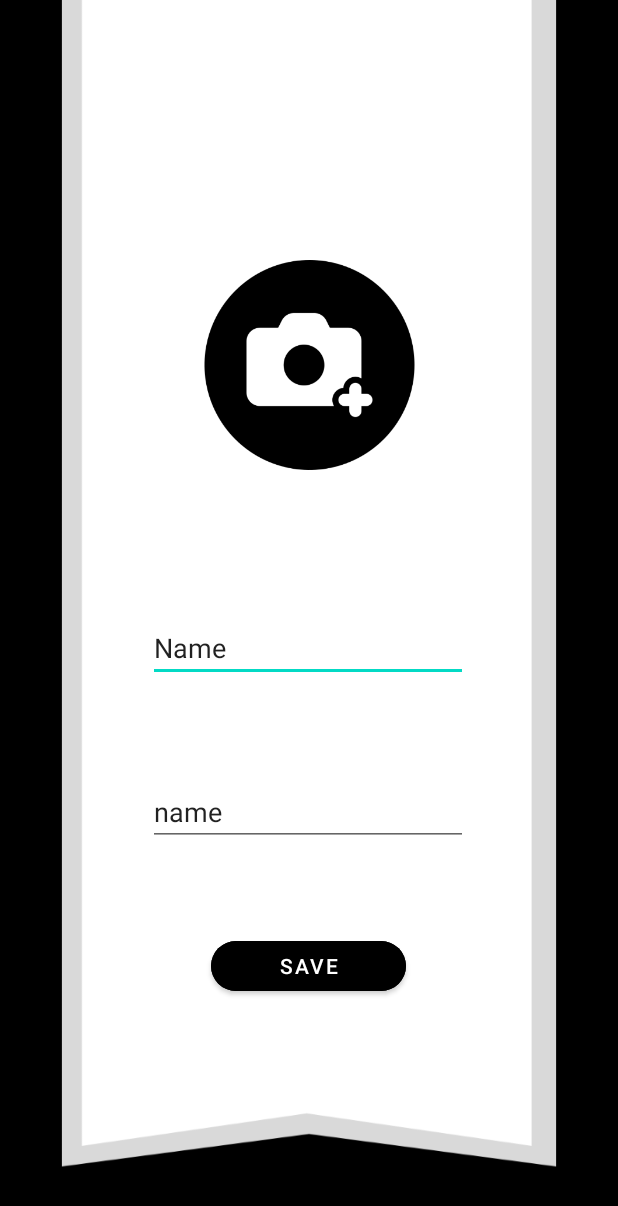
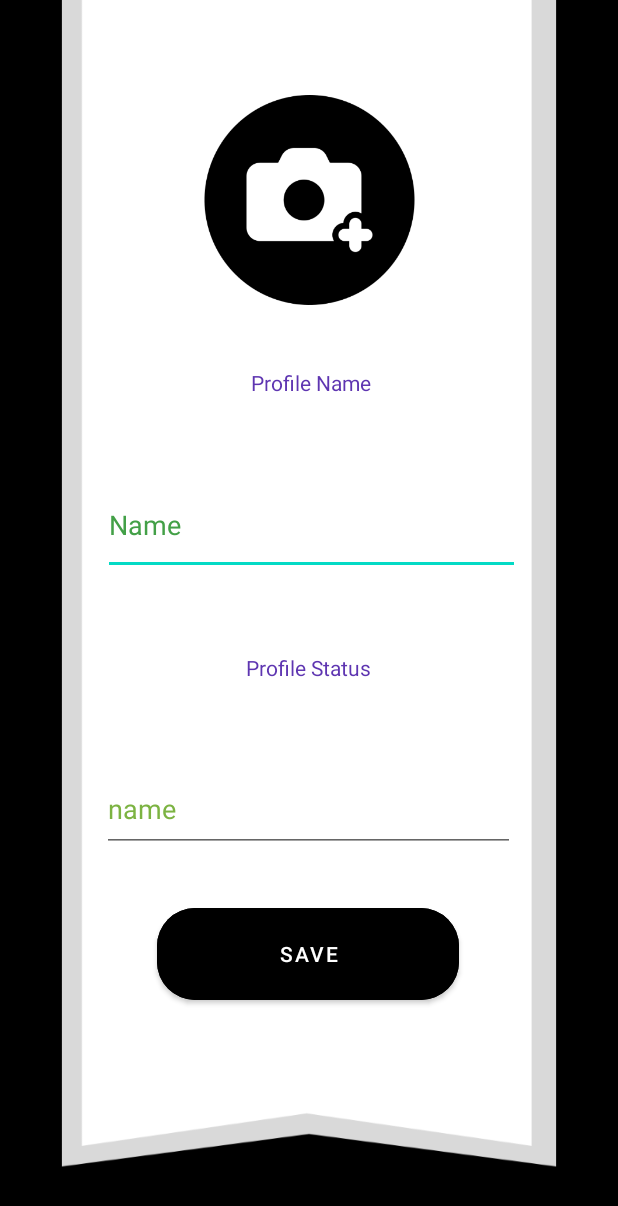
Before and after one commit to pvsp2003/Android-Chat-App-along-with-AI-chat, an Android app: the layout activity_setting.xml on its own in the app's theme, with its tools: preview values and no code run, on a phone screen of 412 x 824 dp. Shown: the top 1206 px of the screen. Run offline under Robolectric (Android 15) with nearby library versions, the phone set to English and light mode, and no system bars.

Commit message:
last commit final by Zaid

```diff
--- a/app/src/main/java/com/example/chatapp/MainActivity.java
+++ b/app/src/main/java/com/example/chatapp/MainActivity.java
@@ -43,6 +43,7 @@ import java.util.HashSet;
 import java.util.HashMap;
 
 import java.util.Date;
+import java.util.Objects;
 
 public class MainActivity extends AppCompatActivity{
 
@@ -155,7 +156,7 @@ public class MainActivity extends AppCompatActivity{
         DatabaseReference chatsReference = database.getReference().child("chats");
         long oneHourAgo = System.currentTimeMillis() - (60 * 60 * 1000); // One hour ago in milliseconds
 
-        usersReference.addListenerForSingleValueEvent(new ValueEventListener() {
+        usersReference.addValueEventListener(new ValueEventListener() {
             @Override
             public void onDataChange(@NonNull DataSnapshot dataSnapshot) {
                 HashMap<String, String> userIdToNameMap = new HashMap<>();
@@ -187,7 +188,8 @@ public class MainActivity extends AppCompatActivity{
         Intent intent = new Intent(getApplicationContext(), NotificationActivity.class);
         intent.addFlags(Intent.FLAG_ACTIVITY_CLEAR_TOP);
         intent.putExtra("data", messageContent);
-        PendingIntent pendingIntent = PendingIntent.getActivity(getApplicationContext(), 0, intent, PendingIntent.FLAG_MUTABLE);
+        PendingIntent pendingIntent = PendingIntent.getActivity(getApplicationContext(), 0, intent, PendingIntent.FLAG_UPDATE_CURRENT | PendingIntent.FLAG_MUTABLE);
+
         builder.setContentIntent(pendingIntent);
 
         NotificationManager notificationManager = (NotificationManager) getSystemService(Context.NOTIFICATION_SERVICE);
@@ -200,11 +202,13 @@ public class MainActivity extends AppCompatActivity{
                 notificationChannel.enableVibration(true);
                 notificationManager.createNotificationChannel(notificationChannel);
             }
-            notificationManager.notify(0, builder.build());
+            int notificationId = (int) System.currentTimeMillis(); // Unique ID for each notification
+            notificationManager.notify(notificationId, builder.build());
+
         }
     }
     private void checkForRecentMessages(DatabaseReference chatsReference, HashMap<String, String> userIdToNameMap, long oneHourAgo) {
-        chatsReference.addListenerForSingleValueEvent(new ValueEventListener() {
+        chatsReference.addValueEventListener(new ValueEventListener() {
             @Override
             public void onDataChange(@NonNull DataSnapshot dataSnapshot) {
                 HashSet<String> recentSenders = new HashSet<>();
@@ -213,7 +217,7 @@ public class MainActivity extends AppCompatActivity{
                     DataSnapshot messagesSnapshot = chatSnapshot.child("messages");
                     for (DataSnapshot messageSnapshot : messagesSnapshot.getChildren()) {
                         msgModelclass message = messageSnapshot.getValue(msgModelclass.class);
-                        if (message != null && message.getTimeStamp() >= oneHourAgo) {
+                        if (message != null && message.getTimeStamp() >= oneHourAgo && !Objects.equals(message.getSenderid(), Objects.requireNonNull(FirebaseAuth.getInstance().getCurrentUser()).getUid())) {
                             String senderName = userIdToNameMap.getOrDefault(message.getSenderid(), "Unknown User");
                             recentSenders.add(senderName);
                         }
--- a/app/src/main/res/layout/activity_notification.xml
+++ b/app/src/main/res/layout/activity_notification.xml
@@ -11,8 +11,8 @@
 
     <TextView
         android:id="@+id/textviewdata"
-        android:layout_width="232dp"
-        android:layout_height="131dp"
+        android:layout_width="411dp"
+        android:layout_height="347dp"
         android:gravity="center"
         android:text="some data
 "></TextView>
--- a/app/src/main/res/layout/activity_setting.xml
+++ b/app/src/main/res/layout/activity_setting.xml
@@ -15,31 +15,35 @@
         app:layout_constraintEnd_toEndOf="parent"
         app:layout_constraintStart_toStartOf="parent"
         app:layout_constraintTop_toTopOf="parent"
-        app:layout_constraintVertical_bias="0.649"
+        app:layout_constraintVertical_bias="0.348"
         app:srcCompat="@drawable/photocamera" />
 
     <EditText
         android:id="@+id/settingname"
-        android:layout_width="wrap_content"
-        android:layout_height="wrap_content"
+        android:layout_width="278dp"
+        android:layout_height="66dp"
         android:layout_marginTop="216dp"
         android:ems="10"
         android:inputType="textPersonName"
         android:text="Name"
+        android:textColor="#43A047"
+        android:textColorHint="#8E24AA"
         app:layout_constraintBottom_toTopOf="@+id/settingstatus"
         app:layout_constraintEnd_toEndOf="parent"
-        app:layout_constraintHorizontal_bias="0.497"
+        app:layout_constraintHorizontal_bias="0.511"
         app:layout_constraintStart_toStartOf="parent"
         app:layout_constraintTop_toTopOf="parent"
-        app:layout_constraintVertical_bias="0.75" />
+        app:layout_constraintVertical_bias="0.443" />
 
     <EditText
         android:id="@+id/settingstatus"
-        android:layout_width="wrap_content"
-        android:layout_height="wrap_content"
+        android:layout_width="275dp"
+        android:layout_height="57dp"
         android:ems="10"
         android:inputType="textPersonName"
         android:text="name"
+        android:textColor="#7CB342"
+        android:textColorHint="#8E24AA"
         app:layout_constraintBottom_toBottomOf="parent"
         app:layout_constraintEnd_toEndOf="parent"
         app:layout_constraintHorizontal_bias="0.497"
@@ -49,9 +53,9 @@
 
     <Button
         android:id="@+id/donebutt"
+        android:layout_width="201dp"
+        android:layout_height="73dp"
         android:backgroundTint="@color/black"
-        android:layout_width="@dimen/_100sdp"
-        android:layout_height="@dimen/_35sdp"
         android:text="Save"
         app:cornerRadius="25dp"
         app:layout_constraintBottom_toBottomOf="parent"
@@ -61,4 +65,32 @@
         app:layout_constraintTop_toTopOf="parent"
         app:layout_constraintVertical_bias="0.798" />
 
+    <TextView
+        android:id="@+id/textView9"
+        android:layout_width="277dp"
+        android:layout_height="39dp"
+        android:gravity="center"
+        android:text="Profile Name"
+        android:textColor="#5E35B1"
+        app:layout_constraintBottom_toTopOf="@+id/settingname"
+        app:layout_constraintEnd_toEndOf="parent"
+        app:layout_constraintHorizontal_bias="0.507"
+        app:layout_constraintStart_toStartOf="parent"
+        app:layout_constraintTop_toBottomOf="@+id/settingprofile"
+        app:layout_constraintVertical_bias="0.395" />
+
+    <TextView
+        android:id="@+id/textView10"
+        android:layout_width="294dp"
+        android:layout_height="41dp"
+        android:gravity="center"
+        android:text="Profile Status"
+        android:textColor="#5E35B1"
+        app:layout_constraintBottom_toTopOf="@+id/settingstatus"
+        app:layout_constraintEnd_toEndOf="parent"
+        app:layout_constraintHorizontal_bias="0.495"
+        app:layout_constraintStart_toStartOf="parent"
+        app:layout_constraintTop_toBottomOf="@+id/settingname"
+        app:layout_constraintVertical_bias="0.48" />
+
 </androidx.constraintlayout.widget.ConstraintLayout>
```
